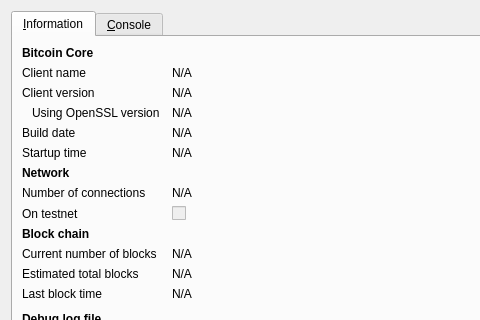
The window that src/qt/forms/rpcconsole.ui (staticlace/bitcoin) describes before a commit, drawn with Qt 5; both pictures show x 0 to 480 and y 0 to 320 of the 740 by 450 pixel window.
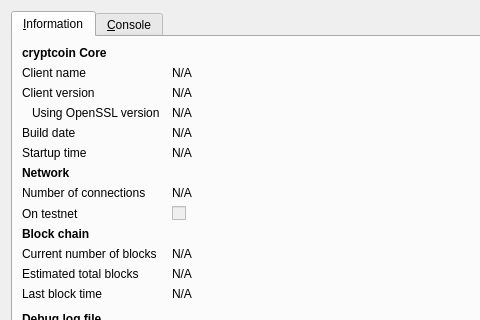
The same window after the commit. Icons and pictures are not drawn.

Diff of the .ui file:
```diff
--- a/src/qt/forms/rpcconsole.ui
+++ b/src/qt/forms/rpcconsole.ui
@@ -36,7 +36,7 @@
           </font>
          </property>
          <property name="text">
-          <string>Bitcoin Core</string>
+          <string>cryptcoin Core</string>
          </property>
         </widget>
        </item>
```
Left out of the diff: 6 changed lines with no effect on the pictures.
